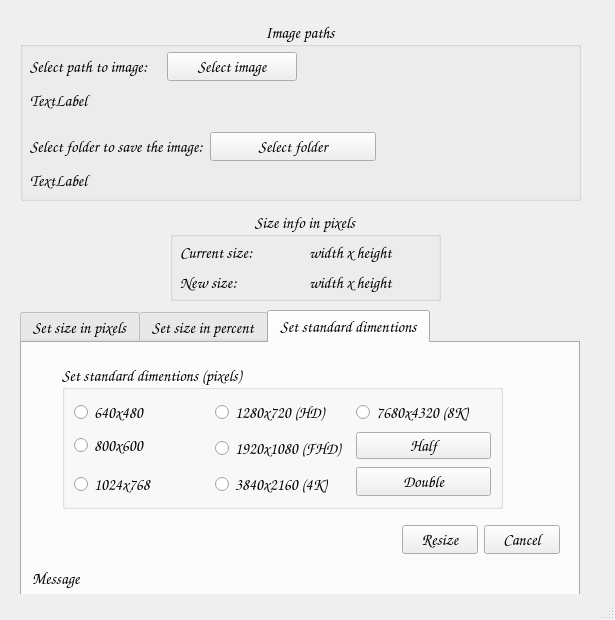
This is App_main/UI/image_resize.ui in piotrekgelert/Image-resizer-tool as Qt 5 draws it before an edit. The edited form follows.
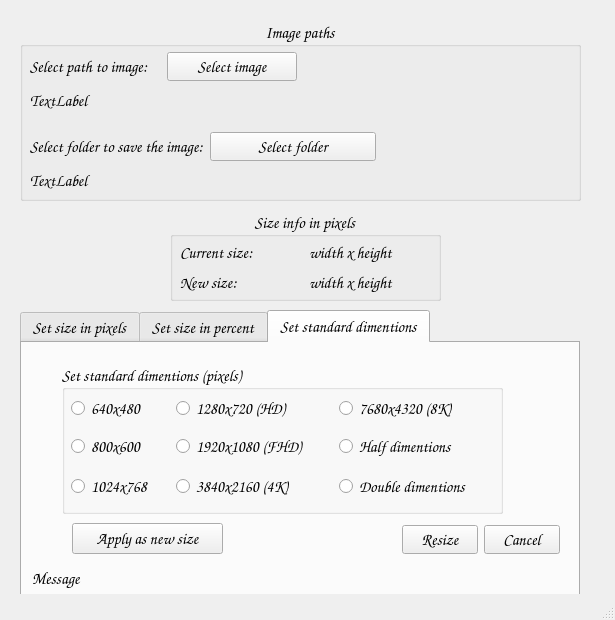
This is the edited form. The open tabs and pages were chosen to show the change.

Commit message: setup pixel and percentage dimention

```diff
--- a/App_main/UI/image_resize.ui
+++ b/App_main/UI/image_resize.ui
@@ -487,7 +487,7 @@
         <x>40</x>
         <y>20</y>
         <width>441</width>
-        <height>146</height>
+        <height>151</height>
        </rect>
       </property>
       <property name="title">
@@ -505,71 +505,123 @@
       <property name="checked">
        <bool>false</bool>
       </property>
-      <layout class="QGridLayout" name="gridLayout">
-       <item row="0" column="0">
-        <widget class="QRadioButton" name="rb_640">
+      <widget class="QRadioButton" name="rb_640_480">
+       <property name="geometry">
+        <rect>
+         <x>9</x>
+         <y>32</y>
+         <width>92</width>
+         <height>27</height>
+        </rect>
+       </property>
          <property name="text">
           <string>640x480</string>
          </property>
         </widget>
-       </item>
-       <item row="0" column="1">
-        <widget class="QRadioButton" name="rb_1280">
+      <widget class="QRadioButton" name="rb_1280_720">
+       <property name="geometry">
+        <rect>
+         <x>114</x>
+         <y>32</y>
+         <width>140</width>
+         <height>27</height>
+        </rect>
+       </property>
          <property name="text">
           <string>1280x720 (HD)</string>
          </property>
         </widget>
-       </item>
-       <item row="0" column="2">
-        <widget class="QRadioButton" name="rb_7680">
+      <widget class="QRadioButton" name="rb_7680_4320">
+       <property name="geometry">
+        <rect>
+         <x>277</x>
+         <y>32</y>
+         <width>149</width>
+         <height>27</height>
+        </rect>
+       </property>
          <property name="text">
           <string>7680x4320 (8K)</string>
          </property>
         </widget>
-       </item>
-       <item row="1" column="0">
-        <widget class="QRadioButton" name="rb_800">
+      <widget class="QRadioButton" name="rb_800_600">
+       <property name="geometry">
+        <rect>
+         <x>9</x>
+         <y>70</y>
+         <width>92</width>
+         <height>27</height>
+        </rect>
+       </property>
          <property name="text">
           <string>800x600</string>
          </property>
         </widget>
-       </item>
-       <item row="1" column="1" rowspan="2">
-        <widget class="QRadioButton" name="rb_1920">
-         <property name="text">
-          <string>1920x1080 (FHD)</string>
-         </property>
-        </widget>
-       </item>
-       <item row="1" column="2">
-        <widget class="QPushButton" name="pb_half">
-         <property name="text">
-          <string>Half</string>
-         </property>
-        </widget>
-       </item>
-       <item row="2" column="2" rowspan="2">
-        <widget class="QPushButton" name="pb_double">
-         <property name="text">
-          <string>Double</string>
-         </property>
-        </widget>
-       </item>
-       <item row="3" column="0">
-        <widget class="QRadioButton" name="rb_1024">
+      <widget class="QRadioButton" name="rb_1024_768">
+       <property name="geometry">
+        <rect>
+         <x>9</x>
+         <y>110</y>
+         <width>99</width>
+         <height>27</height>
+        </rect>
+       </property>
          <property name="text">
           <string>1024x768</string>
          </property>
         </widget>
-       </item>
-       <item row="3" column="1">
-        <widget class="QRadioButton" name="rb_3840">
+      <widget class="QRadioButton" name="rb_3840_2160">
+       <property name="geometry">
+        <rect>
+         <x>114</x>
+         <y>110</y>
+         <width>146</width>
+         <height>27</height>
+        </rect>
+       </property>
          <property name="text">
           <string>3840x2160 (4K)</string>
          </property>
         </widget>
-       </item>
-      </layout>
+      <widget class="QRadioButton" name="rb_double">
+       <property name="geometry">
+        <rect>
+         <x>277</x>
+         <y>110</y>
+         <width>155</width>
+         <height>27</height>
+        </rect>
+       </property>
+       <property name="text">
+        <string>Double dimentions</string>
+       </property>
+      </widget>
+      <widget class="QRadioButton" name="rb_1920_1080">
+       <property name="geometry">
+        <rect>
+         <x>114</x>
+         <y>70</y>
+         <width>157</width>
+         <height>27</height>
+        </rect>
+       </property>
+       <property name="text">
+        <string>1920x1080 (FHD)</string>
+       </property>
+      </widget>
+      <widget class="QRadioButton" name="rb_half">
+       <property name="geometry">
+        <rect>
+         <x>277</x>
+         <y>70</y>
+         <width>137</width>
+         <height>27</height>
+        </rect>
+       </property>
+       <property name="text">
+        <string>Half dimentions</string>
+       </property>
+      </widget>
      </widget>
      <widget class="QWidget" name="layoutWidget_5">
       <property name="geometry">
@@ -610,6 +662,19 @@
        <string>Message</string>
       </property>
      </widget>
+     <widget class="QPushButton" name="pb_apply_size">
+      <property name="geometry">
+       <rect>
+        <x>50</x>
+        <y>180</y>
+        <width>151</width>
+        <height>31</height>
+       </rect>
+      </property>
+      <property name="text">
+       <string>Apply as new size</string>
+      </property>
+     </widget>
     </widget>
    </widget>
   </widget>
```
Left out of the diff: 28 changed lines with no effect on the pictures. Lines whose indentation alone changed are shown as unchanged. The commit also changes 2 other files.
